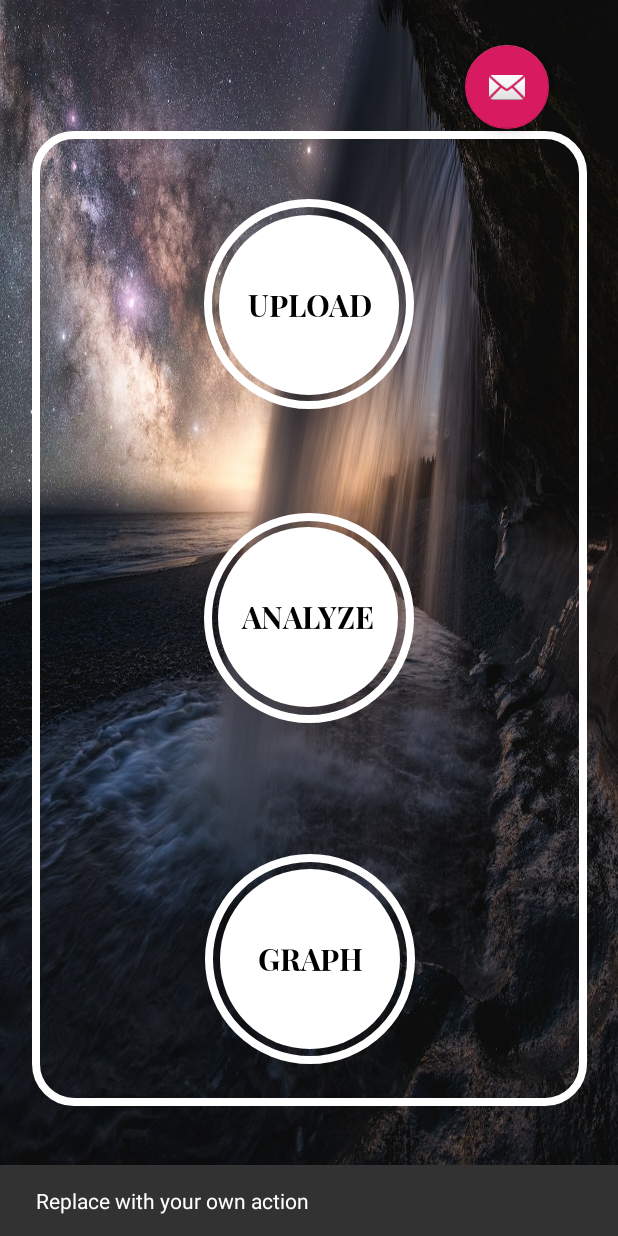
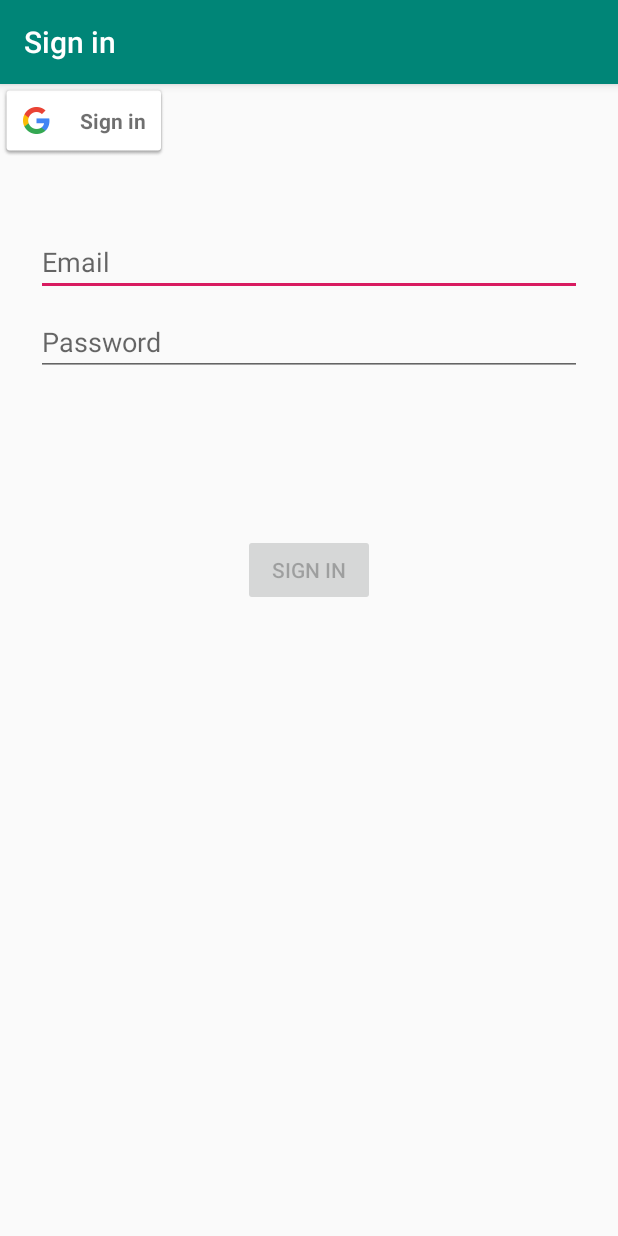
Before and after one commit to weilun-tann/WhatStat-Android, an Android app: the screen it shows after launch (MainActivity before the commit, LoginActivity after it), after a tap on an icon or button, on a phone screen of 412 x 824 dp. Run offline under Robolectric (Android 15) with nearby library versions, the phone set to English and light mode, and no system bars; our stand-ins replace Firebase (no records; nobody signed in at launch, a user with empty details on screens opened directly); libraries missing offline, so code that uses them is left out: com.firebase.client; 1 statement that could not run was skipped.

Commit message:
Created login interface
TODO : UI TEMPLATE

```diff
--- /dev/null
+++ b/app/src/main/java/com/jed/whatsapp/LoginActivity.java
@@ -0,0 +1,146 @@
+package com.jed.whatsapp;
+
+import android.content.Intent;
+import android.os.Bundle;
+import android.util.Log;
+import android.view.View;
+import android.widget.EditText;
+import android.widget.Toast;
+
+import androidx.annotation.NonNull;
+import androidx.annotation.Nullable;
+import androidx.appcompat.app.AppCompatActivity;
+
+import com.google.android.gms.auth.api.Auth;
+import com.google.android.gms.auth.api.signin.GoogleSignIn;
+import com.google.android.gms.auth.api.signin.GoogleSignInAccount;
+import com.google.android.gms.auth.api.signin.GoogleSignInOptions;
+import com.google.android.gms.common.ConnectionResult;
+import com.google.android.gms.common.SignInButton;
+import com.google.android.gms.common.api.ApiException;
+import com.google.android.gms.common.api.GoogleApiClient;
+import com.google.android.gms.common.api.ResultCallback;
+import com.google.android.gms.common.api.Status;
+import com.google.android.gms.tasks.OnCompleteListener;
+import com.google.android.gms.tasks.Task;
+import com.google.firebase.auth.AuthCredential;
+import com.google.firebase.auth.AuthResult;
+import com.google.firebase.auth.FirebaseAuth;
+import com.google.firebase.auth.FirebaseUser;
+import com.google.firebase.auth.GoogleAuthProvider;
+
+public class LoginActivity extends AppCompatActivity implements GoogleApiClient.OnConnectionFailedListener {
+
+    // ATTRIBUTES
+    GoogleApiClient mGoogleApiClient;
+    FirebaseAuth mAuth;
+    private SignInButton mGoogleButton;
+    private static final String TAG = "LoginActivity";
+    private static final int RC_SIGN_IN = 500;
+
+    // METHODS
+    @Override
+    public void onStart() {
+        super.onStart();
+        // Check if user is signed in (non-null) and update UI accordingly.
+        FirebaseUser currentUser = mAuth.getCurrentUser();
+    }
+
+    @Override
+    protected void onCreate(@Nullable Bundle savedInstanceState) {
+        super.onCreate(savedInstanceState);
+        setContentView(R.layout.activity_login);
+
+        // Setup Firebase Authentication
+        mAuth = FirebaseAuth.getInstance();
+
+        // Configure Google Sign In
+        GoogleSignInOptions gso = new GoogleSignInOptions.Builder(GoogleSignInOptions.DEFAULT_SIGN_IN)
+                .requestIdToken(getString(R.string.default_web_client_id))
+                .requestEmail()
+                .build();
+
+        // Setup Google API Client
+        mGoogleApiClient = new GoogleApiClient.Builder(this)
+                .enableAutoManage(this, this)
+                .addApi(Auth.GOOGLE_SIGN_IN_API, gso)
+                .build();
+
+        // Setup onClickListener for googleButton
+        mGoogleButton = findViewById(R.id.googleSignInButton);
+        mGoogleButton.setOnClickListener(new View.OnClickListener() {
+            @Override
+            public void onClick(View v) {
+                signIn();
+            }
+        });
+    }
+
+
+    private void signIn() {
+        Intent signInIntent = Auth.GoogleSignInApi.getSignInIntent(mGoogleApiClient);
+        startActivityForResult(signInIntent, RC_SIGN_IN);
+    }
+
+    private void signOut() {
+        Auth.GoogleSignInApi.signOut(mGoogleApiClient).setResultCallback(new ResultCallback<Status>() {
+            @Override
+            public void onResult(@NonNull Status status) {
+                Toast.makeText(getApplicationContext(), "SIGNED OUT",
+                        Toast.LENGTH_SHORT).show();
+            }
+        });
+    }
+
+    @Override
+    public void onActivityResult(int requestCode, int resultCode, Intent data) {
+        super.onActivityResult(requestCode, resultCode, data);
+
+        // Result returned from launching the Intent from GoogleSignInApi.getSignInIntent(...);
+        if (requestCode == RC_SIGN_IN) {
+            Task<GoogleSignInAccount> task = GoogleSignIn.getSignedInAccountFromIntent(data);
+            try {
+                // Google Sign In was successful, authenticate with Firebase
+                GoogleSignInAccount account = task.getResult(ApiException.class);
+                firebaseAuthWithGoogle(account);
+            } catch (ApiException e) {
+                // Google Sign In failed, update UI appropriately
+                Log.w(TAG, "Google sign in failed", e);
+                // ...
+            }
+        }
+    }
+
+    @Override
+    public void onConnectionFailed(@NonNull ConnectionResult connectionResult) {
+        Log.d(TAG, "onConnectionFailed : " + connectionResult);
+    }
+
+    private void firebaseAuthWithGoogle(GoogleSignInAccount acct) {
+        Log.d(TAG, "firebaseAuthWithGoogle:" + acct.getId());
+
+        AuthCredential credential = GoogleAuthProvider.getCredential(acct.getIdToken(), null);
+        mAuth.signInWithCredential(credential)
+                .addOnCompleteListener(this, new OnCompleteListener<AuthResult>() {
+                    @Override
+                    public void onComplete(@NonNull Task<AuthResult> task) {
+                        if (task.isSuccessful()) {
+                            // Sign in success, update UI with the signed-in user's information
+                            Log.d(TAG, "signInWithCredential:success");
+                            FirebaseUser user = mAuth.getCurrentUser();
+                            Toast.makeText(getApplicationContext(), "signInWithCredential:success",
+                                    Toast.LENGTH_SHORT).show();
+                            Toast.makeText(getApplicationContext(), "currentUser: " + user,
+                                    Toast.LENGTH_SHORT).show();
+                            finish();
+                        } else {
+                            // If sign in fails, display a message to the user.
+                            Log.w(TAG, "signInWithCredential:failure", task.getException());
+                            Toast.makeText(getApplicationContext(), "signInWithCredential:failure", Toast.LENGTH_SHORT);
+                        }
+
+                        // ...
+                    }
+                });
+    }
+}
--- a/app/src/main/java/com/jed/whatsapp/MainActivity.java
+++ b/app/src/main/java/com/jed/whatsapp/MainActivity.java
@@ -1,21 +1,33 @@
 package com.jed.whatsapp;
 
 import android.content.Intent;
+import android.net.Uri;
 import android.os.Bundle;
 
-import com.github.mikephil.charting.data.LineDataSet;
+import com.firebase.client.Firebase;
+import com.google.android.gms.common.SignInButton;
+import com.google.android.gms.tasks.OnFailureListener;
+import com.google.android.gms.tasks.OnSuccessListener;
 import com.google.android.material.floatingactionbutton.FloatingActionButton;
 import com.google.android.material.snackbar.Snackbar;
+import com.google.firebase.auth.FirebaseAuth;
+import com.google.firebase.storage.FirebaseStorage;
+import com.google.firebase.storage.StorageReference;
+import com.google.firebase.storage.UploadTask;
 
+import androidx.annotation.NonNull;
 import androidx.annotation.Nullable;
 import androidx.appcompat.app.AppCompatActivity;
 
+import android.util.Log;
 import android.view.View;
 import android.view.Menu;
 import android.view.MenuItem;
 import android.widget.Button;
+import android.widget.Toast;
 
 import java.io.File;
+import java.time.LocalDateTime;
 
 public class MainActivity extends AppCompatActivity {
 
@@ -23,7 +35,9 @@ public class MainActivity extends AppCompatActivity {
     private static final int UPLOAD_REQUEST_CODE = 1;
     private static final int ANALYZE_REQUEST_CODE = 2;
     private static final int GRAPH_REQUEST_CODE = 3;
+    private static final int LOGIN_REQUEST_CODE = 4;
 
+    private StorageReference mStorageRef;
 
     @Override
     protected void onCreate(Bundle savedInstanceState) {
@@ -35,8 +49,11 @@ public class MainActivity extends AppCompatActivity {
         fab.setOnClickListener(new View.OnClickListener() {
             @Override
             public void onClick(View view) {
-                Snackbar.make(view, "Replace with your own action", Snackbar.LENGTH_LONG)
-                        .setAction("Action", null).show();
+//                Snackbar.make(view, "NO FUNCTIONALITY YET", Snackbar.LENGTH_SHORT)
+//                        .setAction("Action", null).show();
+                Intent intent = new Intent(MainActivity.this, LoginActivity.class);
+                startActivityForResult(intent, LOGIN_REQUEST_CODE);
+                overridePendingTransition(R.transition.slide_in_right, R.transition.slide_out_left);
             }
         });
 
@@ -78,6 +95,7 @@ public class MainActivity extends AppCompatActivity {
 
     @Override
     protected void onActivityResult(int requestCode, int resultCode, @Nullable Intent data) {
+        super.onActivityResult(requestCode, resultCode, data);
         if (resultCode == RESULT_OK) {
             switch (requestCode) {
                 case UPLOAD_REQUEST_CODE:
@@ -86,6 +104,44 @@ public class MainActivity extends AppCompatActivity {
                     FileProcessing.setUploadedFile(selectedFile);
                     FileProcessing.setUserIntent(data);
                     FileProcessing.setInitialized(false);
+
+                    // FIREBASE STORAGE SETUP
+                    mStorageRef = FirebaseStorage.getInstance().getReference();
+                    Uri uri = data.getData();
+
+                    // GET CURRENT USER IF EXISTS
+                    String currentUserName;
+                    String timeStamp = LocalDateTime.now().toString();
+                    if (FirebaseAuth.getInstance().getCurrentUser() != null) {
+                        currentUserName =
+                                FirebaseAuth.getInstance().getCurrentUser().getDisplayName();
+                    } else {
+                        currentUserName = "Guest User";
+                    }
+
+                    StorageReference filePath =
+                            mStorageRef.child(currentUserName).child(uri.getLastPathSegment()+"_"+timeStamp);
+                    UploadTask uploadTask = filePath.putFile(uri);
+
+
+                    // Register observers to listen for when the download is done or if it fails
+                    uploadTask.addOnFailureListener(new OnFailureListener() {
+                        @Override
+                        public void onFailure(@NonNull Exception exception) {
+                            // Handle unsuccessful uploads
+                            Toast.makeText(getApplicationContext(), "Upload Failed",
+                                    Toast.LENGTH_SHORT).show();
+
+                        }
+                    }).addOnSuccessListener(new OnSuccessListener<UploadTask.TaskSnapshot>() {
+                        @Override
+                        public void onSuccess(UploadTask.TaskSnapshot taskSnapshot) {
+                            // taskSnapshot.getMetadata() contains file metadata such as size, content-type, etc.
+                            Toast.makeText(getApplicationContext(), "Upload Done",
+                                    Toast.LENGTH_SHORT).show();
+
+                        }
+                    });
                     break;
 
                 case ANALYZE_REQUEST_CODE:
--- /dev/null
+++ b/app/src/main/java/com/jed/whatsapp/whatsapp.java
@@ -0,0 +1,16 @@
+package com.jed.whatsapp;
+
+import android.app.Application;
+
+import com.firebase.client.Firebase;
+
+public class whatsapp extends Application  {
+
+    @Override
+    public void onCreate() {
+        super.onCreate();
+
+        // SET THE CONTEXT FOR OUR APPLICATION CLASS
+        Firebase.setAndroidContext(this);
+    }
+}
--- /dev/null
+++ b/app/src/main/res/layout/activity_login.xml
@@ -0,0 +1,81 @@
+<?xml version="1.0" encoding="utf-8"?>
+<androidx.constraintlayout.widget.ConstraintLayout
+    xmlns:android="http://schemas.android.com/apk/res/android"
+    xmlns:app="http://schemas.android.com/apk/res-auto"
+    xmlns:tools="http://schemas.android.com/tools"
+    android:id="@+id/container"
+    android:layout_width="match_parent"
+    android:layout_height="match_parent">
+
+    <com.google.android.gms.common.SignInButton
+        android:id="@+id/googleSignInButton"
+        android:layout_width="wrap_content"
+        android:layout_height="wrap_content"
+        tools:layout_editor_absoluteX="142dp"
+        tools:layout_editor_absoluteY="403dp"></com.google.android.gms.common.SignInButton>
+
+    <EditText
+        android:id="@+id/username"
+        android:layout_width="0dp"
+        android:layout_height="wrap_content"
+        android:layout_marginStart="24dp"
+        android:layout_marginTop="96dp"
+        android:layout_marginEnd="24dp"
+
+        android:hint="@string/prompt_email"
+        android:inputType="textEmailAddress"
+        android:selectAllOnFocus="true"
+        app:layout_constraintEnd_toEndOf="parent"
+        app:layout_constraintStart_toStartOf="parent"
+        app:layout_constraintTop_toTopOf="parent" />
+
+    <EditText
+        android:id="@+id/password"
+        android:layout_width="0dp"
+        android:layout_height="wrap_content"
+        android:layout_marginStart="24dp"
+        android:layout_marginTop="8dp"
+        android:layout_marginEnd="24dp"
+
+        android:hint="@string/prompt_password"
+        android:imeActionLabel="@string/action_sign_in_short"
+        android:imeOptions="actionDone"
+        android:inputType="textPassword"
+        android:selectAllOnFocus="true"
+        app:layout_constraintEnd_toEndOf="parent"
+        app:layout_constraintStart_toStartOf="parent"
+        app:layout_constraintTop_toBottomOf="@+id/username" />
+
+    <Button
+        android:id="@+id/login"
+        android:layout_width="wrap_content"
+        android:layout_height="wrap_content"
+        android:layout_gravity="start"
+        android:layout_marginStart="48dp"
+        android:layout_marginTop="16dp"
+        android:layout_marginEnd="48dp"
+        android:layout_marginBottom="64dp"
+        android:enabled="false"
+        android:text="@string/action_sign_in"
+        app:layout_constraintBottom_toBottomOf="parent"
+        app:layout_constraintEnd_toEndOf="parent"
+        app:layout_constraintStart_toStartOf="parent"
+        app:layout_constraintTop_toBottomOf="@+id/password"
+        app:layout_constraintVertical_bias="0.2" />
+
+    <ProgressBar
+        android:id="@+id/loading"
+        android:layout_width="wrap_content"
+        android:layout_height="wrap_content"
+        android:layout_gravity="center"
+        android:layout_marginStart="32dp"
+        android:layout_marginTop="64dp"
+        android:layout_marginEnd="32dp"
+        android:layout_marginBottom="64dp"
+        android:visibility="gone"
+        app:layout_constraintBottom_toBottomOf="parent"
+        app:layout_constraintEnd_toEndOf="@+id/password"
+        app:layout_constraintStart_toStartOf="@+id/password"
+        app:layout_constraintTop_toTopOf="parent"
+        app:layout_constraintVertical_bias="0.3" />
+</androidx.constraintlayout.widget.ConstraintLayout>
--- a/app/src/main/res/values/dimens.xml
+++ b/app/src/main/res/values/dimens.xml
@@ -1,3 +1,6 @@
 <resources>
     <dimen name="fab_margin">50dp</dimen>
+    <!-- Default screen margins, per the Android Design guidelines. -->
+    <dimen name="activity_horizontal_margin">16dp</dimen>
+    <dimen name="activity_vertical_margin">16dp</dimen>
 </resources>
--- a/app/src/main/res/values/strings.xml
+++ b/app/src/main/res/values/strings.xml
@@ -15,6 +15,15 @@
     <string name="MsgStats_NumWords">TOTAL WORDS</string>
     <string name="MsgStats_WPM">WORDS PER MESSAGE</string>
     <string name="MsgStats_AvgReplyTime">AVERAGE REPLY TIME</string>
+    <string name="title_activity_login">Sign in</string>
+    <string name="prompt_email">Email</string>
+    <string name="prompt_password">Password</string>
+    <string name="action_sign_in">Sign In</string>
+    <string name="action_sign_in_short">Sign in</string>
+    <string name="welcome">"Welcome !"</string>
+    <string name="invalid_username">Not a valid username</string>
+    <string name="invalid_password">Password must be >5 characters</string>
+    <string name="login_failed">"Login failed"</string>
 
 
 </resources>
--- a/build.gradle
+++ b/build.gradle
@@ -9,7 +9,7 @@ buildscript {
     }
     dependencies {
         classpath 'com.android.tools.build:gradle:3.5.3'
-        classpath 'com.google.gms:google-services:4.3.2'
+        classpath 'com.google.gms:google-services:4.3.3' // Google Services Plugin
         // NOTE: Do not place your application dependencies here; they belong
         // in the individual module build.gradle files
     }
```
Also changed, not shown: app/build.gradle (+25 -5 lines), app/src/main/AndroidManifest.xml (+7 -3 lines), 1 other file.
